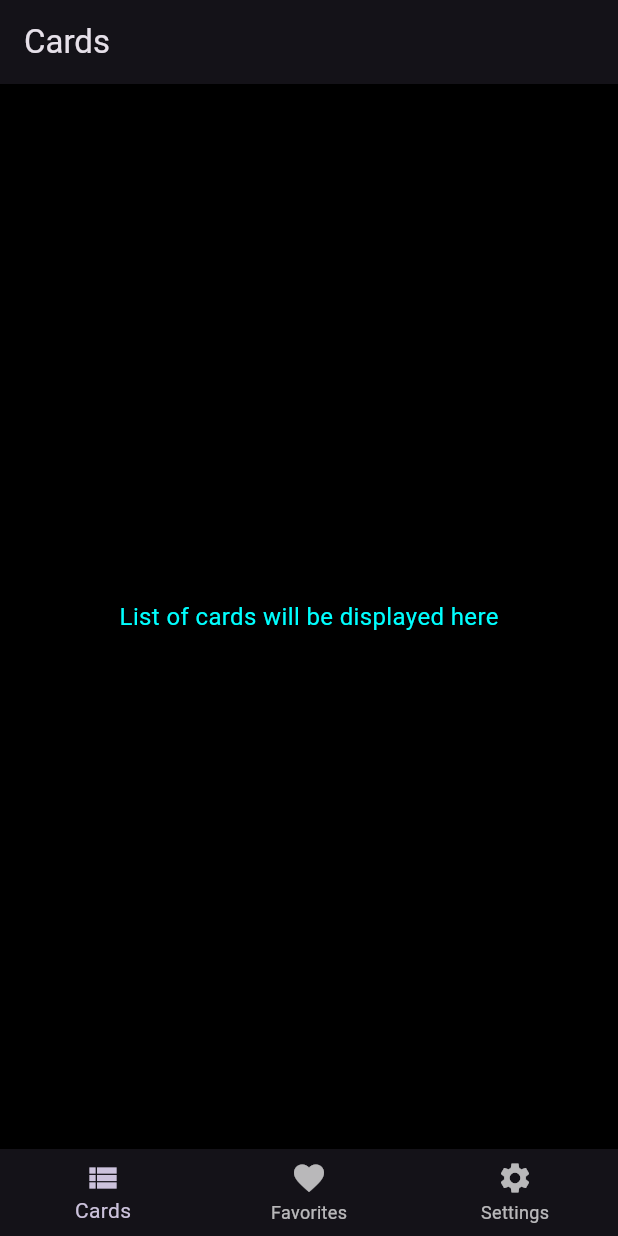
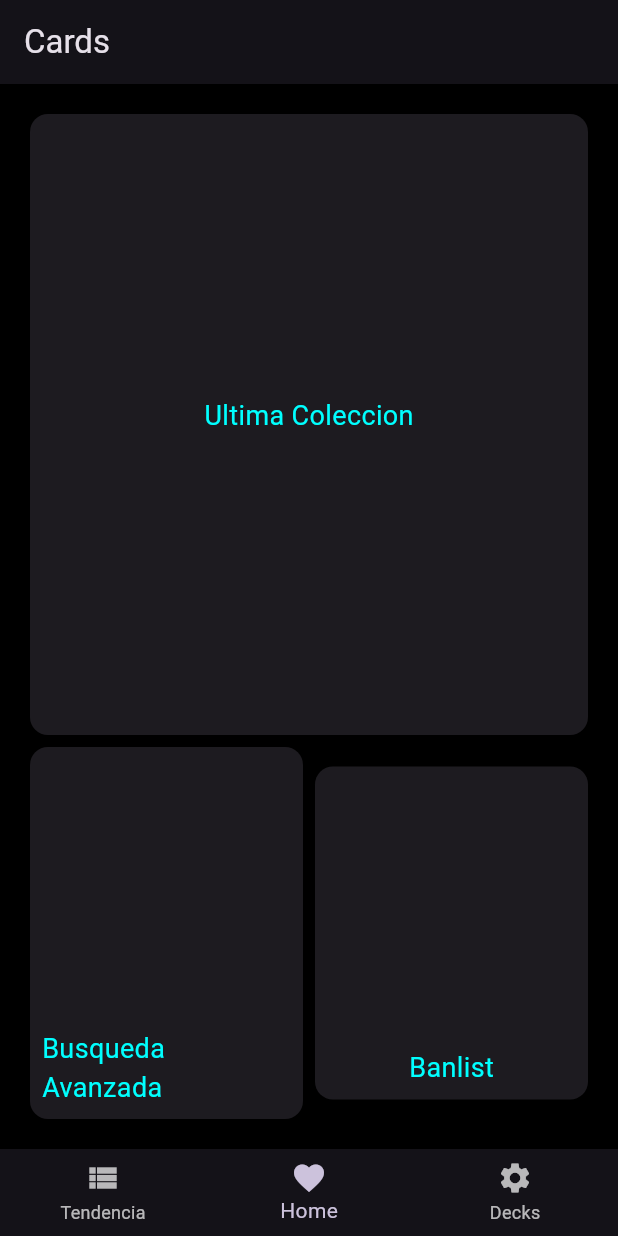
Before and after one commit to Nai144/yugioh_vault, a Flutter app: the screen it shows after launch, on a phone screen of 412 x 824 dp. Run offline on Flutter 3.47's test engine with Material 3 defaults, Android fonts, the phone set to English and light mode, and no system bars.

Commit message:
creacion de cards pulsables
aparte de las card, se renombro las pantallas iniciales y se las separo para que no estuvieran todas juntas, dentro de la pantalla tendencias se intento llamar a la api para mostrar las cartas, pero no funciono

```diff
--- /dev/null
+++ b/lib/screens/deck_screen.dart
@@ -0,0 +1,12 @@
+
+import 'package:flutter/material.dart';
+
+class DeckScreen extends StatelessWidget {
+  @override
+  Widget build(BuildContext context) {
+    return Scaffold(
+      appBar: AppBar(title: Text('Decks')),
+      body: Center(child: Text('Settings screen')),
+    );
+  }
+}
--- a/lib/screens/home_screen.dart
+++ b/lib/screens/home_screen.dart
@@ -1,7 +1,10 @@
 import 'package:flutter/material.dart';
 import 'package:provider/provider.dart';
-import '../providers/card_provider.dart';
+import 'package:yugioh_vault/screens/deck_Screen.dart';
+import 'package:yugioh_vault/screens/tendencies_screen.dart';
+
 import '../widgets/card_item.dart';
+
 
 class HomeScreen extends StatefulWidget {
   const HomeScreen({super.key});
@@ -11,13 +14,13 @@ class HomeScreen extends StatefulWidget {
 }
 
 class _HomeScreenState extends State<HomeScreen> {
-  int _currentIndex = 0;
+  int _currentIndex = 1;
 
   // Lista de pantallas
   final List<Widget> _screens = [
-    CardsScreen(), // Pantalla 1: Listado de cartas
-    FavoritesScreen(), // Pantalla 2: Favoritos
-    SettingsScreen(), // Pantalla 3: Configuración
+    const TendenciasScreen(), // Pantalla 1: Listado de cartas
+    WelcomeScreen(), // Pantalla 2: Favoritos
+    DeckScreen(), // Pantalla 3: Configuración
   ];
 
   @override
@@ -34,46 +37,138 @@ class _HomeScreenState extends State<HomeScreen> {
         items: const [
           BottomNavigationBarItem(
             icon: Icon(Icons.view_list),
-            label: 'Cards',
+            label: 'Tendencia',
           ),
           BottomNavigationBarItem(
             icon: Icon(Icons.favorite),
-            label: 'Favorites',
+            label: 'Home',
           ),
           BottomNavigationBarItem(
             icon: Icon(Icons.settings),
-            label: 'Settings',
+            label: 'Decks',
           ),
         ],
+
+        )
+      );
+  }
+}
+
+class WelcomeScreen extends StatelessWidget {
+  @override
+  Widget build(BuildContext context) {
+    return Scaffold(
+      appBar: AppBar(title: Text('Cards')),
+      body:Container(
+        padding: const EdgeInsets.all(16.0),
+        child: Column(
+          children: <Widget>[
+            Expanded(
+              child: InkWell(
+                onTap: () {
+                  Navigator.push(
+                    context,
+                    MaterialPageRoute(builder: (context) => const TendenciasScreen()),
+                  );
+                },
+                child: Card(
+                  child: Column(
+                    children: <Widget>[
+                      Container(
+                        width: double.infinity,
+                        height: 180.0,
+                        decoration: BoxDecoration(
+                          borderRadius:
+                          BorderRadius.circular(10),
+
+                        ),
+                      ),
+                      const Padding(
+                        padding: EdgeInsets.all(8.0),
+                          child: Text('Ultima Coleccion',
+                            style: TextStyle(
+                              fontSize: 18,
+                            ),
+                          ),
+                        ),
+                    ],
+                  )
+                ),
+              )
+            ),
+            Row(
+              children: <Widget>[
+                Expanded(
+                  child: InkWell(
+                    onTap: () {
+                      Navigator.push(
+                        context,
+                        MaterialPageRoute(builder: (context) => const TendenciasScreen()),
+                      );
+                    },
+                    child: Card(
+                      child: Column(
+                        children: <Widget>[
+                          Container(
+                            width: double.infinity,
+                            height: 180.0,
+                            decoration: BoxDecoration(
+                              borderRadius:
+                              BorderRadius.circular(10),
+
+                            ),
+                          ),
+                          const Padding(
+                            padding: EdgeInsets.all(8.0),
+                              child: Text('Busqueda Avanzada',
+                                style: TextStyle(
+                                  fontSize: 18,
+                                ),
+                              ),
+                            ),
+                        ],
+                      )
+                    ),
+                  )
+                ),
+                Expanded(
+                  child: InkWell(
+                    onTap: () {
+                      Navigator.push(
+                        context,
+                        MaterialPageRoute(builder: (context) => const TendenciasScreen()),
+                      );
+                    },
+                    child: Card(
+                      child: Column(
+                        children: <Widget>[
+                          Container(
+                            width: double.infinity,
+                            height: 180.0,
+                            decoration: BoxDecoration(
+                              borderRadius:
+                              BorderRadius.circular(10),
+
+                            ),
+                          ),
+                          const Padding(
+                            padding: EdgeInsets.all(8.0),
+                              child: Text('Banlist',
+                                style: TextStyle(
+                                  fontSize: 18,
+                                ),
+                              ),
+                            ),
+                        ],
+                      )
+                    ),
+                  )
+                )
+              ],
+            )
+          ],
+        ),
       ),
     );
   }
 }
-
-class CardsScreen extends StatelessWidget {
-  @override
-  Widget build(BuildContext context) {
-    return Scaffold(
-      appBar: AppBar(title: Text('Cards')),
-      body: Center(child: Text('List of cards will be displayed here')),
-    );
-  }
-}
-class FavoritesScreen extends StatelessWidget {
-  @override
-  Widget build(BuildContext context) {
-    return Scaffold(
-      appBar: AppBar(title: Text('Favorites')),
-      body: Center(child: Text('Your favorite cards will be displayed here')),
-    );
-  }
-}
-class SettingsScreen extends StatelessWidget {
-  @override
-  Widget build(BuildContext context) {
-    return Scaffold(
-      appBar: AppBar(title: Text('Settings')),
-      body: Center(child: Text('Settings screen')),
-    );
-  }
-}
```
Also changed, not shown: lib/screens/tendencies_screen.dart (added, +82 -0 lines), pubspec.yaml (+6 -6 lines), pubspec.lock.
